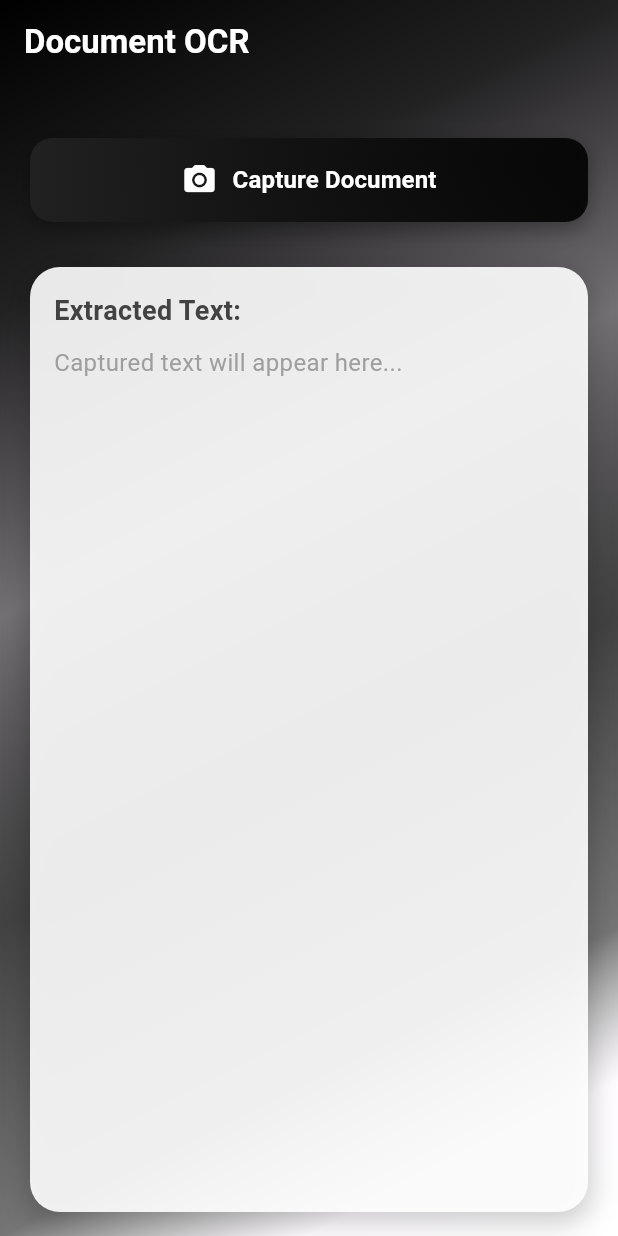
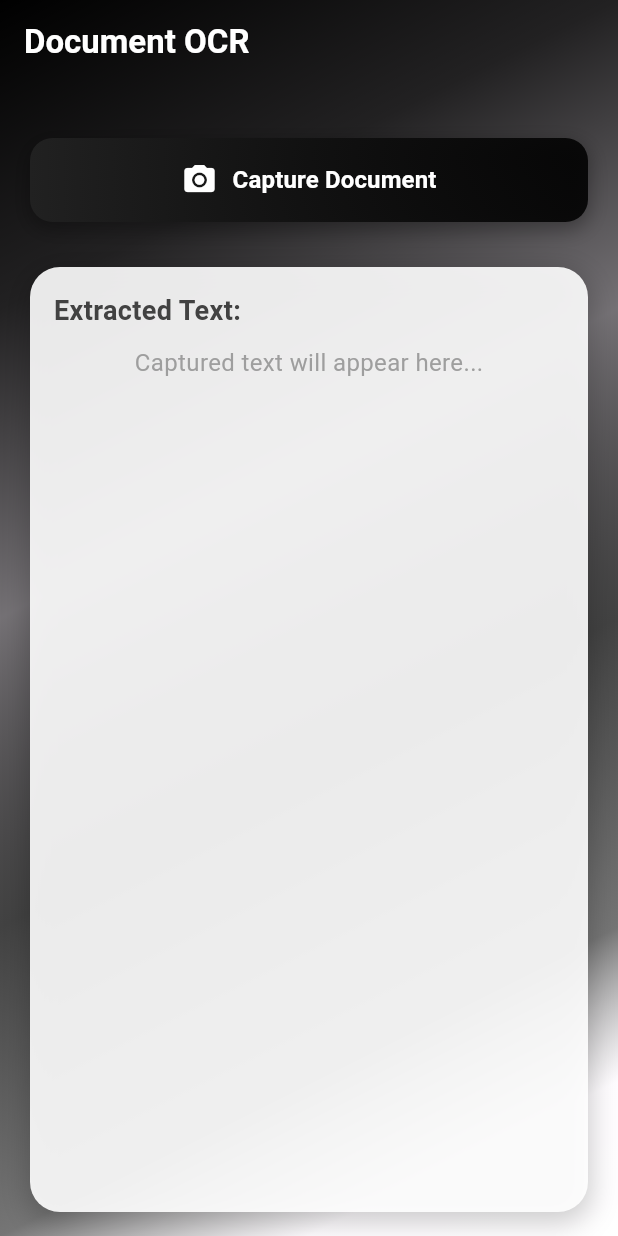
Before and after one commit to 76AHMEDFAKHER/OCR, a Flutter app: the OCRScreen screen opened by its route, after a tap on "Capture Document", on a phone screen of 412 x 824 dp. Run offline on Flutter 3.47's test engine with Material 3 defaults, Android fonts, the light colour scheme and no system bars; our stand-ins replace flutter_image_compress, go_router, google_fonts, image_picker, supabase_flutter; accounts and stored records are empty.

Commit message:
resolve some issue

```diff
--- a/lib/core/services/ocr_service.dart
+++ b/lib/core/services/ocr_service.dart
@@ -7,11 +7,13 @@ import 'package:http/http.dart' as http;
 import 'package:http_parser/http_parser.dart';
 
 class OCRService {
-  static const String _serverUrl = 'http://192.168.0.173:8000/ocr';
+  static const String _serverUrl =
+      'http://192.168.0.185:5000/ocr'; // Update with your server's IP and port
   static const int _timeoutSeconds = 60;
 
   static Future<Map<String, dynamic>> extractText(File imageFile) async {
     try {
+      // Compress the image
       final compressed = await FlutterImageCompress.compressWithFile(
         imageFile.path,
         quality: 85,
@@ -21,7 +23,7 @@ class OCRService {
       final tempFile = File('${imageFile.path}_compressed.jpg')
         ..writeAsBytesSync(compressed!);
 
-      // 2. Create request
+      // Create a multipart request
       final request = http.MultipartRequest('POST', Uri.parse(_serverUrl))
         ..files.add(
           await http.MultipartFile.fromPath(
@@ -31,19 +33,19 @@ class OCRService {
           ),
         );
 
-      // 3. Send with timeout
+      // Send the request with a timeout
       final response = await request.send().timeout(
         Duration(seconds: _timeoutSeconds),
       );
 
-      // 4. Handle response
+      // Parse the response
       final body = await response.stream.bytesToString();
       final data = jsonDecode(body);
 
       if (response.statusCode == 200) {
-        return data;
+        return data; // Return the extracted text and metadata
       } else {
-        throw Exception(data['detail'] ?? 'OCR failed');
+        throw Exception(data['error'] ?? 'OCR failed');
       }
     } on SocketException {
       throw Exception('Network error - check connection');
--- a/lib/main.dart
+++ b/lib/main.dart
@@ -7,9 +7,9 @@ import 'package:supabase_flutter/supabase_flutter.dart';
 void main() async {
   try {
     await Supabase.initialize(
-      url: 'http://192.168.0.173:54321',
+      url: 'https://mmkrtiqfogqgjpqxhipw.supabase.co',
       anonKey:
-          'eyJhbGciOiJIUzI1NiIsInR5cCI6IkpXVCJ9.eyJpc3MiOiJzdXBhYmFzZS1kZW1vIiwicm9sZSI6ImFub24iLCJleHAiOjE5ODM4MTI5OTZ9.CRXP1A7WOeoJeXxjNni43kdQwgnWNReilDMblYTn_I0',
+          'eyJhbGciOiJIUzI1NiIsInR5cCI6IkpXVCJ9.eyJpc3MiOiJzdXBhYmFzZSIsInJlZiI6Im1ta3J0aXFmb2dxZ2pwcXhoaXB3Iiwicm9sZSI6ImFub24iLCJpYXQiOjE3NDYyODU3NjgsImV4cCI6MjA2MTg2MTc2OH0.JbDiYJIas4XoYoyWHKGosZVOT33XLetYhN2Gtt3BMWk',
     );
     log('Supabase initialized successfully');
   } catch (e) {
--- a/lib/presentaion/camera_view.dart
+++ b/lib/presentaion/camera_view.dart
@@ -54,7 +54,7 @@ class _OCRScreenState extends State<OCRScreen> {
 
     try {
       final result = await OCRService.extractText(File(pickedFile.path));
-      setState(() => _extractedText = result['text']);
+      setState(() => _extractedText = result['text']); // Display the extracted text
     } catch (e) {
       ScaffoldMessenger.of(
         context,
@@ -179,6 +179,7 @@ class _OCRScreenState extends State<OCRScreen> {
                         crossAxisAlignment: CrossAxisAlignment.start,
                         children: [
                           Text(
+                            textAlign: TextAlign.center,
                             'Extracted Text:',
                             style: TextStyle(
                               color: Colors.grey.shade800,
@@ -187,7 +188,8 @@ class _OCRScreenState extends State<OCRScreen> {
                             ),
                           ),
                           const SizedBox(height: 10),
-                          Text(
+                          Center(
+                            child: Text(
                               _extractedText.isEmpty
                                   ? 'Captured text will appear here...'
                                   : _extractedText,
@@ -198,6 +200,7 @@ class _OCRScreenState extends State<OCRScreen> {
                                         : Colors.black87,
                                 fontSize: 16,
                                 height: 1.5,
+                              ),
                             ),
                           ),
                         ],
--- a/lib/screens/signin_screen.dart
+++ b/lib/screens/signin_screen.dart
@@ -107,6 +107,7 @@ class _SignInScreenState extends State<SignInScreen> {
                 ElevatedButton(
                   onPressed: () {
                     login(context);
+                    context.go('/home');
                   },
                   style: ElevatedButton.styleFrom(
                     backgroundColor: Colors.amber,
```
Lines whose indentation alone changed are shown as unchanged.
